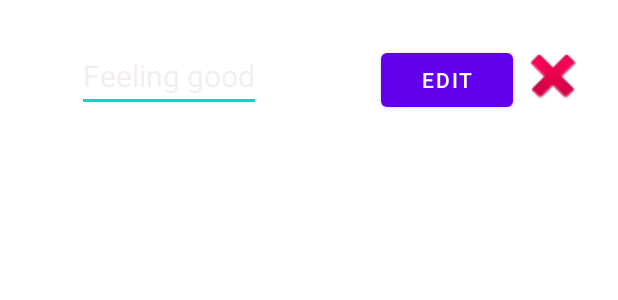
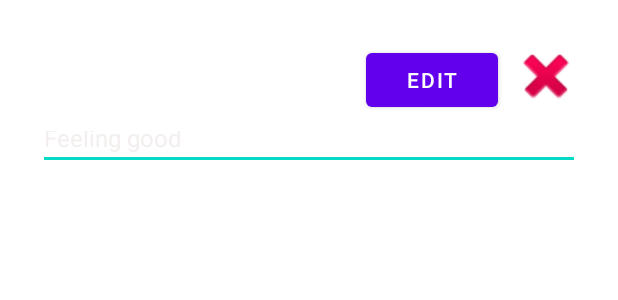
Before and after one commit to DeschuytterKobe/Android-app, an Android app: the layout custom_reaction.xml on its own in the app's theme, with its tools: preview values and no code run, on a phone screen of 412 x 824 dp. Shown: the top 300 px of the screen. Run offline under Robolectric (Android 15) with nearby library versions, the phone set to English and light mode, and no system bars.

Commit message:
more layout

```diff
--- a/app/src/main/java/com/example/hogentderdezitapplicatie/data/MainDatabase.kt
+++ b/app/src/main/java/com/example/hogentderdezitapplicatie/data/MainDatabase.kt
@@ -7,7 +7,7 @@ import com.example.hogentderdezitapplicatie.model.Post
 import com.example.hogentderdezitapplicatie.model.Reaction
 import com.example.hogentderdezitapplicatie.model.User
 
-@Database(entities = [Post::class, User::class,Reaction::class], version=2,exportSchema = false )
+@Database(entities = [Post::class, User::class,Reaction::class], version=3,exportSchema = false )
 @TypeConverters(Converters::class)
 abstract class MainDatabase : RoomDatabase() {
 
--- a/app/src/main/java/com/example/hogentderdezitapplicatie/fragments/posts/open/PostOpenFragment.kt
+++ b/app/src/main/java/com/example/hogentderdezitapplicatie/fragments/posts/open/PostOpenFragment.kt
@@ -178,7 +178,7 @@ if(answered){
 
         if(inputCheck(reactionContent)){
             // Create User Object
-            val reaction = Reaction(0,SecureFileHandle(context,  AuthTokenSecureFile()).file.userId,args.openCurrentPost.id,reactionContent)
+            val reaction = Reaction(0,SecureFileHandle(context,  AuthTokenSecureFile()).file.userId,args.openCurrentPost.id,reactionContent,Date())
             // Add Data to Database
             rReactionViewModel.addReaction(reaction)
             if(SecureFileHandle(context,  AuthTokenSecureFile()).file.userId==3){
--- a/app/src/main/java/com/example/hogentderdezitapplicatie/model/Reaction.kt
+++ b/app/src/main/java/com/example/hogentderdezitapplicatie/model/Reaction.kt
@@ -15,7 +15,7 @@ class Reaction (
     val userId: Int,
     val postId: Int,
     val content: String,
-//    val reactionDate : Date,
+    val reactionDate : Date,
 
 
 
--- a/app/src/main/res/layout/custom_reaction.xml
+++ b/app/src/main/res/layout/custom_reaction.xml
@@ -14,25 +14,24 @@
 
     <EditText
         android:id="@+id/reaction_content"
-        android:layout_width="wrap_content"
-        android:layout_height="wrap_content"
+        android:layout_width="361dp"
+        android:layout_height="36dp"
+
         android:text="Feeling good"
-
         android:textColor="#F3EFEF"
-        android:textSize="20sp"
-
+        android:textSize="16sp"
         app:layout_constraintBottom_toBottomOf="parent"
         app:layout_constraintEnd_toEndOf="parent"
-        app:layout_constraintHorizontal_bias="0.114"
-        app:layout_constraintStart_toStartOf="parent"
-        app:layout_constraintTop_toTopOf="parent" />
+        app:layout_constraintStart_toStartOf="parent" />
 
     <ImageView
         android:id="@+id/post_reaction_delete_btn"
         android:layout_width="48dp"
         android:layout_height="53dp"
         android:layout_marginStart="7dp"
+        app:layout_constraintBottom_toTopOf="@+id/reaction_content"
         app:layout_constraintEnd_toEndOf="parent"
+        app:layout_constraintHorizontal_bias="1.0"
         app:layout_constraintStart_toEndOf="@+id/post_reaction_edit_btn"
         app:layout_constraintTop_toTopOf="parent"
         app:srcCompat="@android:drawable/ic_delete" />
@@ -41,10 +40,26 @@
         android:id="@+id/post_reaction_edit_btn"
         android:layout_width="wrap_content"
         android:layout_height="wrap_content"
-        android:layout_marginStart="80dp"
         android:text="edit"
-        app:layout_constraintBottom_toBottomOf="parent"
-        app:layout_constraintStart_toEndOf="@+id/reaction_content" />
+        app:layout_constraintBottom_toTopOf="@+id/reaction_content"
+        app:layout_constraintEnd_toEndOf="parent"
+        app:layout_constraintHorizontal_bias="0.798"
+        app:layout_constraintStart_toStartOf="parent"
+        app:layout_constraintTop_toTopOf="parent"
+        app:layout_constraintVertical_bias="1.0" />
+
+    <TextView
+        android:id="@+id/reaction_date"
+        android:layout_width="106dp"
+        android:layout_height="36dp"
+        android:layout_marginTop="1dp"
+        android:layout_marginEnd="111dp"
+        android:text="TextView"
+        android:textColor="@color/white"
+        app:layout_constraintBottom_toTopOf="@+id/reaction_content"
+        app:layout_constraintEnd_toStartOf="@+id/post_reaction_edit_btn"
+        app:layout_constraintStart_toStartOf="parent"
+        app:layout_constraintTop_toTopOf="parent" />
 
 
 </androidx.constraintlayout.widget.ConstraintLayout>
```
Also changed, not shown: app/src/main/java/com/example/hogentderdezitapplicatie/fragments/posts/open/ReactionListAdapter.kt (+7 -4 lines), app/src/main/res/layout/fragment_post_open.xml (+4 -4 lines).
